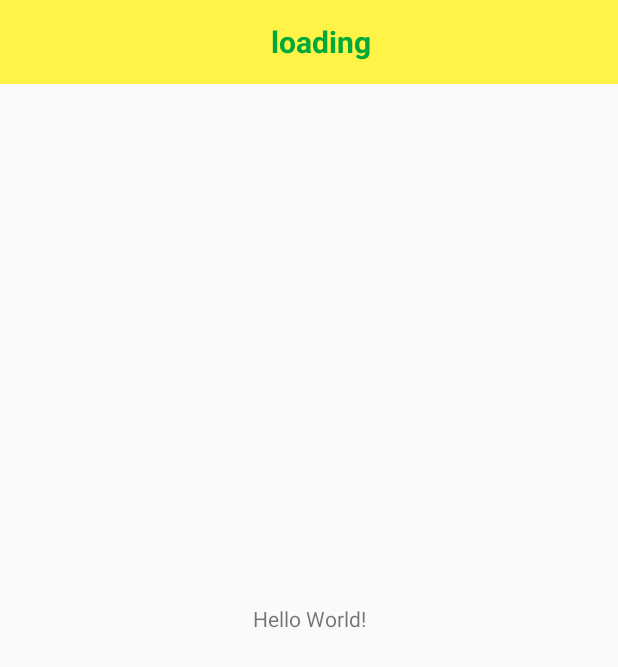
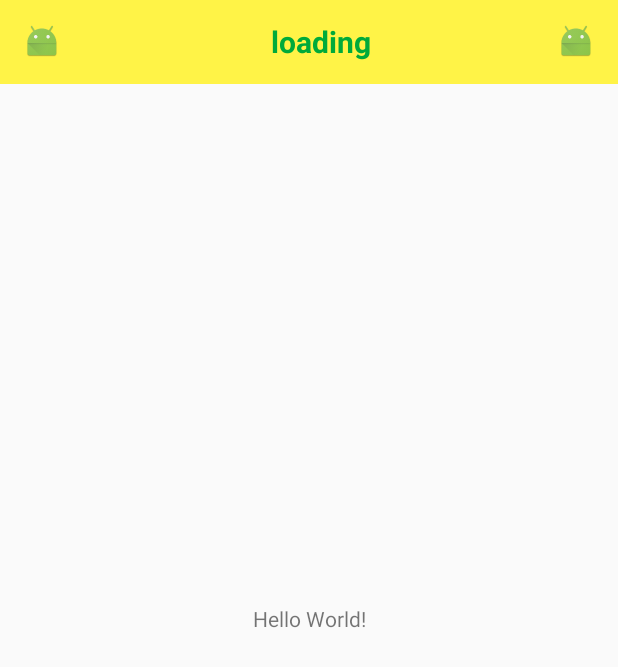
Before and after one commit to 4919/4919forIkoma-android, an Android app: the screen it shows after launch (MainActivity), on a phone screen of 412 x 824 dp. Shown: the top 667 px of the screen. Run offline under Robolectric (Android 15) with nearby library versions, the phone set to English and light mode, and no system bars.

Commit message:
toolbar icon を追加

```diff
--- a/app/src/main/res/layout/activity_main.xml
+++ b/app/src/main/res/layout/activity_main.xml
@@ -13,11 +13,15 @@
 
         <RelativeLayout
             android:layout_width="match_parent"
-            android:layout_height="wrap_content">
+            android:layout_height="wrap_content"
+            android:paddingRight="@dimen/margin_toolbarRight">
 
             <ImageView
                 android:layout_width="@dimen/iconSize_toolbarIcon"
-                android:layout_height="@dimen/iconSize_toolbarIcon" />
+                android:layout_height="@dimen/iconSize_toolbarIcon"
+                android:layout_alignParentLeft="true"
+                android:layout_centerVertical="true"
+                android:src="@mipmap/ic_launcher"/>
 
             <TextView
                 android:layout_width="wrap_content"
@@ -27,6 +31,13 @@
                 android:textColor="@color/fontColor_primary"
                 android:textStyle="bold"
                 android:text="@string/initString_toolbarTitleDate"/>
+
+            <ImageView
+                android:layout_width="@dimen/iconSize_toolbarIcon"
+                android:layout_height="@dimen/iconSize_toolbarIcon"
+                android:layout_alignParentRight="true"
+                android:layout_centerVertical="true"
+                android:src="@mipmap/ic_launcher"/>
 
         </RelativeLayout>
 
--- /dev/null
+++ b/app/src/main/res/values-v21/styles.xml
@@ -0,0 +1,10 @@
+<?xml version="1.0" encoding="utf-8"?>
+<resources>
+
+    <style name="AppTheme" parent="Theme.AppCompat.Light.NoActionBar">
+        <!-- Customize your theme here. -->
+        <item name="colorPrimary">@color/baseColor_primary</item>
+        <item name="colorPrimaryDark">@color/baseColor_primaryDark</item>
+        <item name="colorAccent">@color/baseColor_accent</item>
+    </style>
+</resources>
--- /dev/null
+++ b/app/src/main/res/values-v23/styles.xml
@@ -0,0 +1,11 @@
+<?xml version="1.0" encoding="utf-8"?>
+<resources>
+
+    <style name="AppTheme" parent="Theme.AppCompat.Light.NoActionBar">
+        <!-- Customize your theme here. -->
+        <item name="colorPrimary">@color/baseColor_primary</item>
+        <item name="colorPrimaryDark">@color/baseColor_primaryDark</item>
+        <item name="colorAccent">@color/baseColor_accent</item>
+        <item name="android:windowLightStatusBar">true</item>
+    </style>
+</resources>
--- a/app/src/main/res/values/dimen.xml
+++ b/app/src/main/res/values/dimen.xml
@@ -2,5 +2,6 @@
 <resources>
     <dimen name="fontSize_toolbarTitle">20sp</dimen>
 
+    <dimen name="margin_toolbarRight">16dp</dimen>
     <dimen name="iconSize_toolbarIcon">24dp</dimen>
 </resources>
```
Also changed, not shown: 2 other files.
